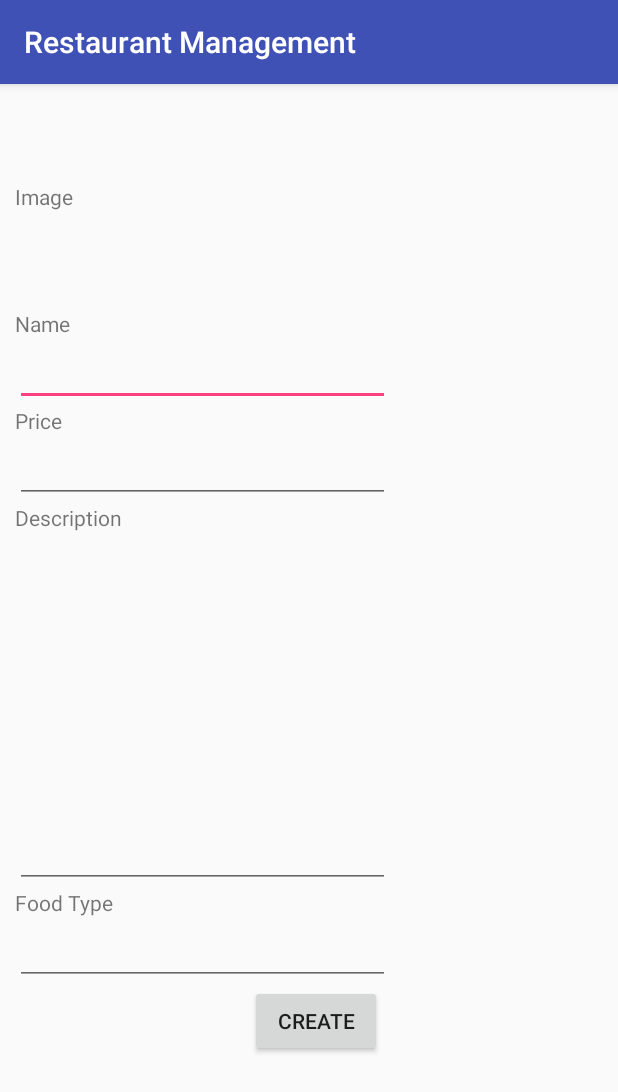
After one commit to Zhenande/QuanLy, an Android app: the FoodDetailActivity screen opened directly, with no data from a screen before it, on a phone screen of 412 x 824 dp. The commit adds this screen. Shown: the top 1092 px of the screen. Run offline under Robolectric (Android 15) with nearby library versions, the phone set to English and light mode, and no system bars.

Commit message:
Third Commit

```diff
--- a/app/build.gradle
+++ b/app/build.gradle
@@ -23,6 +23,7 @@ dependencies {
     implementation 'com.android.support.constraint:constraint-layout:1.0.2'
     implementation 'com.android.support:support-v4:26.1.0'
     implementation 'com.google.firebase:firebase-auth:11.8.0'
+    implementation 'com.google.firebase:firebase-storage:11.8.0'
     testImplementation 'junit:junit:4.12'
     androidTestImplementation 'com.android.support.test:runner:1.0.1'
     androidTestImplementation 'com.android.support.test.espresso:espresso-core:3.0.1'
@@ -40,4 +41,6 @@ dependencies {
 
 
 
+
+
 apply plugin: 'com.google.gms.google-services'
--- a/app/src/main/AndroidManifest.xml
+++ b/app/src/main/AndroidManifest.xml
@@ -27,7 +27,8 @@
         <activity android:name=".BillDetailActivity" />
         <activity android:name=".AddAccountActivity" />
         <activity android:name=".MainActivity" />
-        <activity android:name=".EmployeeDetailActivity"></activity>
+        <activity android:name=".EmployeeDetailActivity" />
+        <activity android:name=".FoodDetailActivity"></activity>
     </application>
 
 </manifest>
--- a/app/src/main/java/constants/QuanLyConstants.java
+++ b/app/src/main/java/constants/QuanLyConstants.java
@@ -10,5 +10,6 @@ public class QuanLyConstants {
     public static final int CREATE_EMPLOYEE = 2;
     public static final int MAX_CARDS_LIST_TABLE = 3;
     public static final int DETAIL_EMPLOYEE = 4;
+    public static final String INTENT_FOOD_DETAIL_NAME = "FoodName";
 
 }
--- /dev/null
+++ b/app/src/main/java/manhquan/khoaluan_quanly/FoodDetailActivity.java
@@ -0,0 +1,38 @@
+package manhquan.khoaluan_quanly;
+
+import android.support.v7.app.AppCompatActivity;
+import android.os.Bundle;
+import android.text.TextUtils;
+import android.widget.Button;
+import android.widget.EditText;
+
+import constants.QuanLyConstants;
+
+public class FoodDetailActivity extends AppCompatActivity {
+
+    private String foodName;
+    private boolean flag = false; // meaning on create
+    public EditText txtName;
+    public EditText txtPrice;
+    public EditText txtDescription;
+    public EditText txtType;
+    public Button buttonCreate;
+
+
+    @Override
+    protected void onCreate(Bundle savedInstanceState) {
+        super.onCreate(savedInstanceState);
+        setContentView(R.layout.activity_food_detail);
+
+        txtName = findViewById(R.id.food_detail_name);
+        txtPrice = findViewById(R.id.food_detail_price);
+        txtDescription = findViewById(R.id.food_detail_description);
+        txtType = findViewById(R.id.food_detail_food_type);
+        buttonCreate = findViewById(R.id.food_detail_button_add);
+
+        foodName = getIntent().getStringExtra(QuanLyConstants.INTENT_FOOD_DETAIL_NAME);
+        if(!TextUtils.isEmpty(foodName)){
+            flag = true; // meaning we are on updated
+        }
+    }
+}
--- /dev/null
+++ b/app/src/main/res/layout/activity_food_detail.xml
@@ -0,0 +1,94 @@
+<?xml version="1.0" encoding="utf-8"?>
+<ScrollView xmlns:android="http://schemas.android.com/apk/res/android"
+    android:orientation="vertical"
+    xmlns:tools="http://schemas.android.com/tools"
+    android:paddingLeft="10dp"
+    android:layout_width="match_parent"
+    android:layout_height="match_parent"
+    tools:context="manhquan.khoaluan_quanly.FoodDetailActivity">
+
+    <LinearLayout
+        android:orientation="vertical"
+        android:layout_width="match_parent"
+        android:layout_height="match_parent">
+
+        <LinearLayout
+            android:orientation="horizontal"
+            android:layout_width="match_parent"
+            android:layout_height="wrap_content">
+
+            <TextView
+                android:text="@string/food_detail_text_image"
+                android:layout_width="wrap_content"
+                android:gravity="center_vertical"
+                android:layout_height="150dp" />
+
+            <ImageView
+                android:id="@+id/food_detail_image"
+                android:scaleType="fitXY"
+                android:layout_marginStart="100dp"
+                android:layout_width="150dp"
+                android:layout_height="150dp" />
+
+        </LinearLayout>
+
+        <TextView
+            android:text="@string/food_detail_text_name"
+            android:layout_width="wrap_content"
+            android:layout_height="wrap_content" />
+
+        <EditText
+            android:id="@+id/food_detail_name"
+            android:layout_width="250dp"
+            android:layout_height="wrap_content" />
+
+        <TextView
+            android:text="@string/food_detail_text_price"
+            android:layout_width="wrap_content"
+            android:layout_height="wrap_content" />
+
+        <EditText
+            android:id="@+id/food_detail_price"
+            android:layout_width="250dp"
+            android:layout_height="wrap_content" />
+
+        <TextView
+            android:text="@string/food_detail_text_description"
+            android:layout_width="wrap_content"
+            android:layout_height="wrap_content" />
+
+        <EditText
+            android:id="@+id/food_detail_description"
+            android:minLines="10"
+            android:layout_width="250dp"
+            android:layout_height="wrap_content" />
+
+        <TextView
+            android:text="@string/food_detail_text_type"
+            android:layout_width="wrap_content"
+            android:layout_height="wrap_content" />
+
+        <EditText
+            android:id="@+id/food_detail_food_type"
+            android:layout_width="250dp"
+            android:layout_height="wrap_content" />
+
+
+
+        <LinearLayout
+            android:orientation="vertical"
+            android:layout_width="match_parent"
+            android:layout_height="wrap_content">
+
+            <Button
+                android:id="@+id/food_detail_button_add"
+                android:text="@string/add_account_button_create"
+                android:layout_gravity="center"
+                android:layout_width="wrap_content"
+                android:layout_height="wrap_content" />
+
+        </LinearLayout>
+
+    </LinearLayout>
+
+</ScrollView>
--- a/app/src/main/res/layout/food_grid_list_item.xml
+++ b/app/src/main/res/layout/food_grid_list_item.xml
@@ -32,6 +32,7 @@
         android:id="@+id/food_item_name"
         android:layout_marginStart="10dp"
         android:textColor="@android:color/black"
+        android:gravity="center"
         android:layout_width="140dp"
         android:layout_height="wrap_content" />
 
--- a/app/src/main/res/values/strings.xml
+++ b/app/src/main/res/values/strings.xml
@@ -104,5 +104,13 @@
     <string name="detail_menu_update">Update</string>
     <string name="detail_menu_delete">Delete</string>
 
+    <!--===============================Food Detail Activity=============================================-->
+    <string name="food_detail_text_image">Image</string>
+    <string name="food_detail_text_name">Name</string>
+    <string name="food_detail_text_price">Price</string>
+    <string name="food_detail_text_description">Description</string>
+    <string name="food_detail_text_type">Food Type</string>
+
+
 
 </resources>
```
Also changed, not shown: app/src/main/java/adapter/GridFoodAdapter.java (+9 -6 lines), app/src/main/java/fragment/FoodFragment.java (+21 -7 lines), app/src/main/java/model/Food.java (+11 -1 lines), app/src/main/res/layout/fragment_food.xml (+11 -2 lines), app/src/main/res/drawable/ic_plus.png (added), 1 other file.
